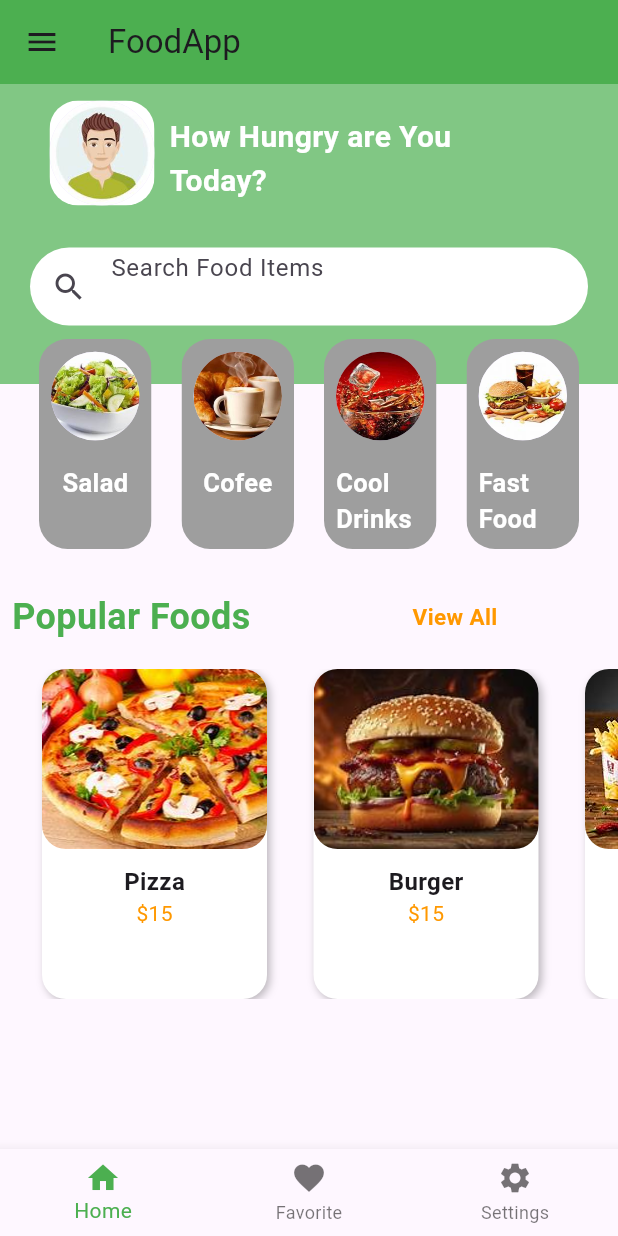
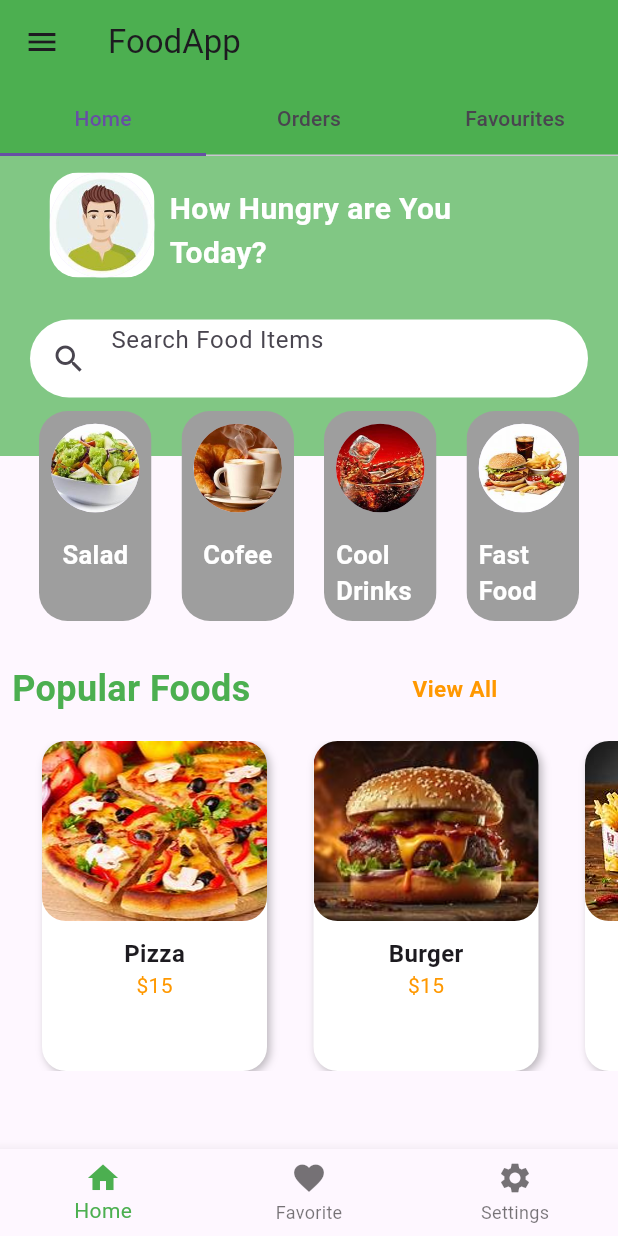
Before and after one commit to parimala2004/Food-task, a Flutter app: the screen it shows after launch, on a phone screen of 412 x 824 dp. Run offline on Flutter 3.47's test engine with Material 3 defaults, Android fonts, the phone set to English and light mode, and no system bars.

Commit message:
Update food.dart

```diff
--- a/lib/food.dart
+++ b/lib/food.dart
@@ -1,4 +1,5 @@
 import 'package:flutter/material.dart';
+import 'package:intl/intl.dart';
 class FoodHome extends StatefulWidget {
   const FoodHome({super.key});
 
@@ -6,14 +7,63 @@ class FoodHome extends StatefulWidget {
   State<FoodHome> createState() => _FoodHomeState();
 }
 
-class _FoodHomeState extends State<FoodHome> {
+class _FoodHomeState extends State<FoodHome> with SingleTickerProviderStateMixin {
   int _currentIndex =0;
+  bool isChecked = false;
+  String _gender = 'Male';
+  bool switchValue = false;
+  DateTime? selectedDate;
+  TimeOfDay? selectedTime;
+  late TabController _tabController;
+  @override
+  void initState() {
+    super.initState();
+    _tabController = TabController(length: 3, vsync: this);
+  }
+
+  Future<void> _pickDate() async {
+    final picked = await showDatePicker(
+      initialEntryMode:DatePickerEntryMode.calendarOnly,
+      context: context,
+      initialDate: DateTime.now(),
+      firstDate: DateTime(2000),
+      lastDate: DateTime(2100),
+    );
+    if (picked != null) {
+      setState(() {
+        selectedDate = picked;
+      });
+    }
+  }
+
+  Future<void> _pickTime() async {
+    final picked = await showTimePicker(
+      context: context,
+      initialTime: TimeOfDay.now(),
+    );
+    if (picked != null) {
+      setState(() {
+        selectedTime = picked;
+      });
+    }
+  }
+
   @override
   Widget build(BuildContext context) {
     return Scaffold(
       appBar: AppBar(
         backgroundColor: Colors.green,
         title:Text("FoodApp"),
+        bottom: TabBar(
+          indicatorSize: TabBarIndicatorSize.tab,
+          indicatorAnimation: TabIndicatorAnimation.elastic,
+          controller: _tabController,
+          tabs: [
+            Tab(text: "Home"),
+            Tab(text: "Orders"),
+            Tab(text: "Favourites"),
+          ],
+        ),
       ),
       drawer: Drawer(
         child: ListView(
@@ -37,7 +87,10 @@ class _FoodHomeState extends State<FoodHome> {
           ],
         ),
       ),
-      body: Column(
+      body: TabBarView(
+        controller: _tabController,
+        children:[
+          Column(
           children: [
             Container(
               height: 200,
@@ -701,6 +754,128 @@ class _FoodHomeState extends State<FoodHome> {
           ],
 
         ),
+    Card(
+      color: Colors.greenAccent.shade100,
+    margin: EdgeInsets.all(16),
+    elevation: 5,
+    shape: RoundedRectangleBorder(borderRadius: BorderRadius.circular(15)),
+    child: Padding(
+    padding: EdgeInsets.all(16),
+    child: Column(
+
+    children: [
+
+    // Pizza Image
+    ClipRRect(
+    borderRadius: BorderRadius.circular(12),
+    child: Image.asset(
+    'assets/images/pizza.jpg',
+    height: 150,
+    width: double.infinity,
+    fit: BoxFit.cover,
+    ),
+    ),
+    SizedBox(height: 16),
+
+    Text(
+    "Pizza Order Details",
+    style: TextStyle(fontSize: 20, fontWeight: FontWeight.bold),
+    ),
+    SizedBox(height: 12),
+
+    // Gender Selection
+    Align(
+    alignment: Alignment.centerLeft,
+    child: Text("Select Gender:", style: TextStyle(fontWeight: FontWeight.bold)),
+    ),
+    Row(
+    children: [
+    Radio<String>(
+    value: "Male",
+    groupValue: _gender,
+    onChanged: (val) {
+    setState(() {
+    _gender = val!;
+    });
+    },
+    ),
+    Text("Male"),
+    Radio<String>(
+    value: "Female",
+    groupValue: _gender,
+    onChanged: (val) {
+    setState(() {
+    _gender = val!;
+    });
+    },
+    ),
+    Text("Female"),
+    ],
+    ),
+
+    // Date Picker
+    ListTile(
+    contentPadding: EdgeInsets.zero,
+    leading: Icon(Icons.calendar_today),
+    title: Text(selectedDate == null
+    ? "Pick order date"
+        : DateFormat('yyyy-MM-dd').format(selectedDate!)),
+    onTap: _pickDate,
+    ),
+
+    // Time Picker
+    ListTile(
+    contentPadding: EdgeInsets.zero,
+    leading: Icon(Icons.access_time),
+    title: Text(selectedTime == null
+    ? "Pick order time"
+        : selectedTime!.format(context)),
+    onTap: _pickTime,
+    ),
+
+    // Terms Switch
+    SwitchListTile(
+      contentPadding: EdgeInsets.zero,
+    title: Text("Automatic Save"),
+    value: switchValue ,
+    onChanged: (val) {
+    setState(() {
+      switchValue  = val;
+    });
+    },
+    ),
+    Row(
+      children: [
+        Checkbox(value: isChecked,
+            onChanged:(changed){
+          setState(() {
+            isChecked=changed!;
+          });
+            }
+        ),
+        Text("I read the all terms and conditions")
+      ],
+    ),
+      Row(
+        children: [
+          Checkbox(value: isChecked,
+              onChanged:(changed){
+                setState(() {
+                  isChecked=changed!;
+                });
+              }
+          ),
+          Text("I accept all terms and conditions")
+        ],
+      )
+    ],
+    ),
+    ),
+
+    ),
+          Center(child: Text("Put your favourites food here",style: TextStyle(color: Colors.red,fontWeight: FontWeight.bold,fontSize: 12),)),
+        ]
+      ),
       bottomNavigationBar: BottomNavigationBar(
         currentIndex: _currentIndex,
         selectedItemColor: Colors.green,
```
Lines whose indentation alone changed are shown as unchanged.
